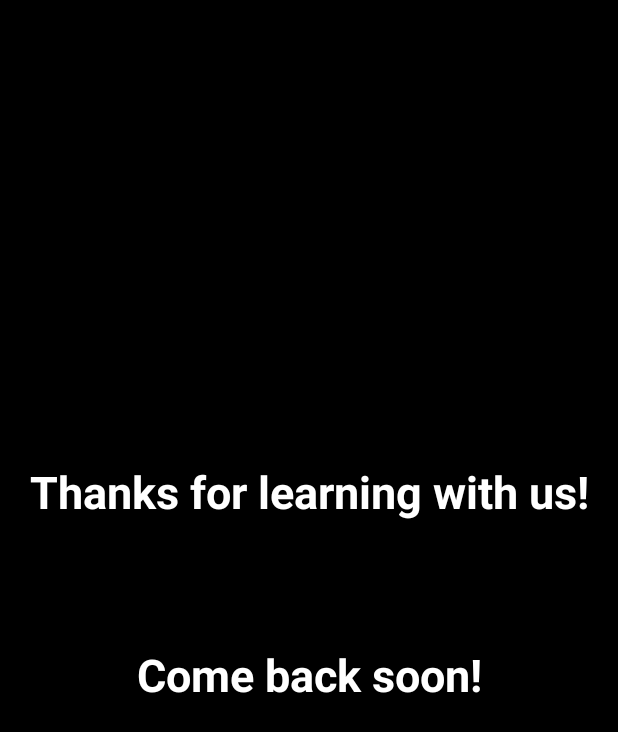
After one commit to Gamesshadow/FlashCard, an Android app: the layout activity_goodbye.xml on its own in the app's theme, with its tools: preview values and no code run, on a phone screen of 412 x 824 dp. The commit adds this screen. Shown: the top 732 px of the screen. Run offline under Robolectric (Android 15) with nearby library versions, the phone set to English and light mode, and no system bars.

Commit message:
Created a 'Goodbye' splash for Logout.

```diff
--- a/app/src/main/java/com/gameshadow/flashcard/NotesActivity.java
+++ b/app/src/main/java/com/gameshadow/flashcard/NotesActivity.java
@@ -174,7 +174,7 @@ public class NotesActivity extends AppCompatActivity {
                 newNoteResultLauncher.launch(intent);
                 return true;
             case R.id.logout_menu:
-                Intent intent2 = new Intent(NotesActivity.this, LoginActivity.class);
+                Intent intent2 = new Intent(NotesActivity.this, GoodbyeSplash.class);
                 intent2.putExtra("from","new");
                 newNoteResultLauncher.launch(intent2);
                 return true;
--- /dev/null
+++ b/app/src/main/res/layout/activity_goodbye.xml
@@ -0,0 +1,42 @@
+<?xml version="1.0" encoding="utf-8"?>
+<androidx.constraintlayout.widget.ConstraintLayout xmlns:android="http://schemas.android.com/apk/res/android"
+    xmlns:app="http://schemas.android.com/apk/res-auto"
+    xmlns:tools="http://schemas.android.com/tools"
+    android:layout_width="match_parent"
+    android:layout_height="match_parent"
+    android:background="@color/Black"
+    tools:context=".GoodbyeSplash">
+
+
+    <TextView
+        android:id="@+id/slogan"
+        android:layout_width="match_parent"
+        android:layout_height="wrap_content"
+        android:gravity="center"
+        android:text="Thanks for learning with us!"
+        android:textColor="@color/colorPrimaryDark"
+        android:textSize="30sp"
+        android:textStyle="bold"
+        app:layout_constraintBottom_toBottomOf="parent"
+        app:layout_constraintEnd_toEndOf="parent"
+        app:layout_constraintHorizontal_bias="0.0"
+        app:layout_constraintStart_toStartOf="parent"
+        app:layout_constraintTop_toTopOf="parent"
+        app:layout_constraintVertical_bias="0.392" />
+
+    <TextView
+        android:id="@+id/slogan2"
+        android:layout_width="match_parent"
+        android:layout_height="wrap_content"
+        android:gravity="center"
+        android:text="Come back soon!"
+        android:textColor="@color/colorPrimaryDark"
+        android:textSize="30sp"
+        android:textStyle="bold"
+        app:layout_constraintBottom_toBottomOf="parent"
+        app:layout_constraintEnd_toEndOf="parent"
+        app:layout_constraintHorizontal_bias="0.0"
+        app:layout_constraintStart_toStartOf="parent"
+        app:layout_constraintTop_toTopOf="parent"
+        app:layout_constraintVertical_bias="0.548" />
+</androidx.constraintlayout.widget.ConstraintLayout>
```
Also changed, not shown: app/src/main/java/com/gameshadow/flashcard/GoodbyeSplash.java (added, +48 -0 lines).
